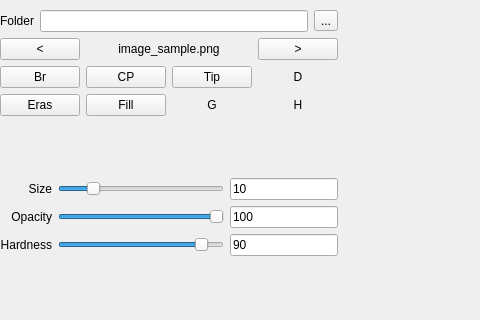
First picture: the form in form.ui, repository PreFX48/colorization_project, before the edit; both pictures show x 0 to 480 and y 0 to 320 of the 1200 by 800 pixel window.
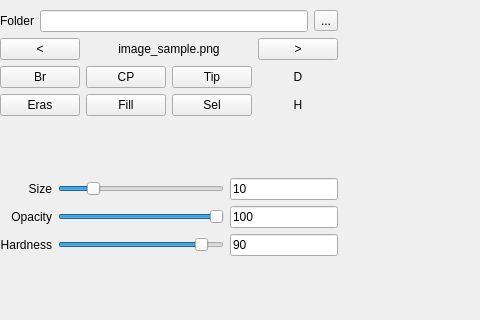
Second picture: the form after the edit. Custom widgets are drawn as their Qt base class.

The edit to the form file:
```diff
--- a/form.ui
+++ b/form.ui
@@ -153,10 +153,10 @@
              </sizepolicy>
             </property>
             <property name="text">
-             <string>G</string>
+             <string>Sel</string>
             </property>
             <property name="flat">
-             <bool>true</bool>
+             <bool>false</bool>
             </property>
            </widget>
           </item>
```
Left out of the diff: 2 changed lines with no effect on the pictures.
